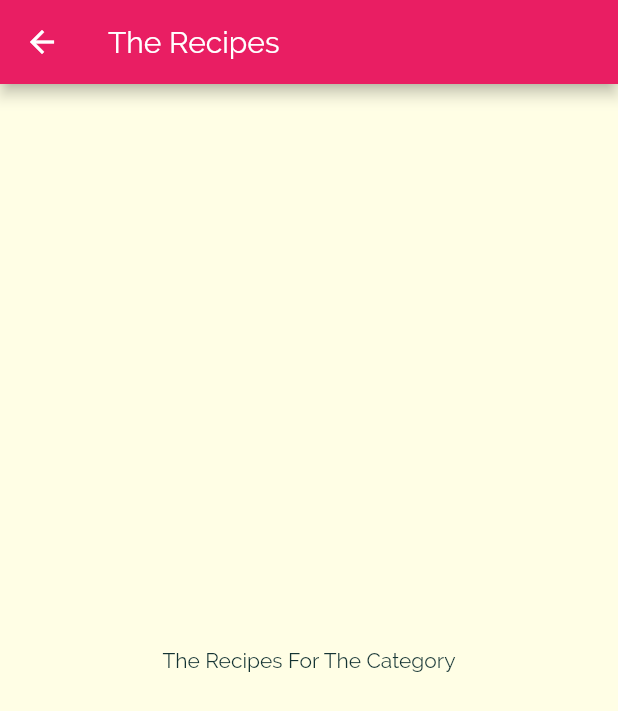
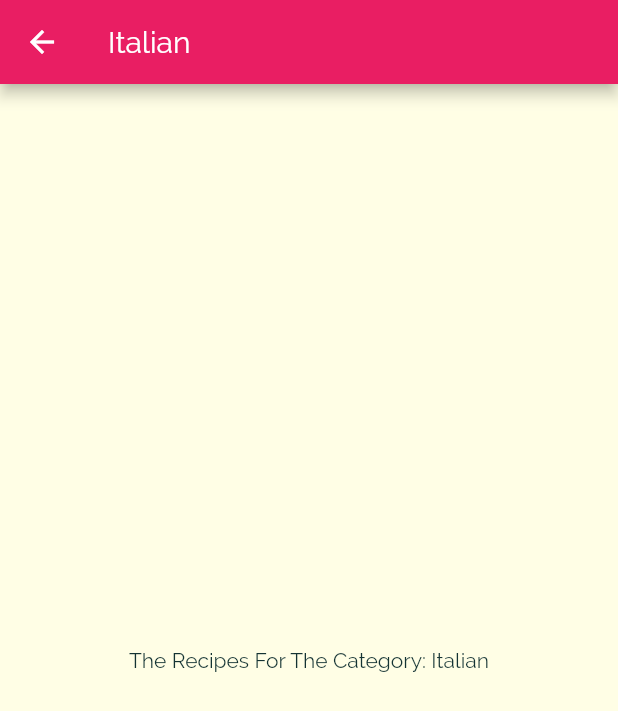
Before and after one commit to PierluigiBarocci/meals_app, a Flutter app: the screen it shows after launch, after a tap on "Italian", on a phone screen of 412 x 824 dp. Shown: the top 711 px of the screen. Run offline on Flutter 3.47's test engine with Material 2 defaults, Android fonts, the phone set to English and light mode, and no system bars.

```diff
--- a/lib/category_item.dart
+++ b/lib/category_item.dart
@@ -2,11 +2,13 @@ import 'package:flutter/material.dart';
 import 'package:meals_app/screens/category_meals_screen.dart';
 
 class CategoryItem extends StatelessWidget {
+  final String id;
   final String title;
   final Color color;
 
   const CategoryItem({
     Key key,
+    this.id,
     this.title,
     this.color,
   }) : super(key: key);
@@ -15,7 +17,10 @@ class CategoryItem extends StatelessWidget {
     Navigator.of(ctx).push(
       MaterialPageRoute(
         builder: (_) {
-          return CategoryMealsScreen();
+          return CategoryMealsScreen(
+            categoryId: id,
+            categoryTitle: title,
+          );
         },
       ),
     );
--- a/lib/screens/categories_screen.dart
+++ b/lib/screens/categories_screen.dart
@@ -17,6 +17,7 @@ class CategoriesScreen extends StatelessWidget {
         padding: const EdgeInsets.all(25),
         children: DUMMY_CATEGORIES
             .map((catData) => CategoryItem(
+                  id: catData.id,
                   title: catData.title,
                   color: catData.color,
                 ))
--- a/lib/screens/category_meals_screen.dart
+++ b/lib/screens/category_meals_screen.dart
@@ -1,19 +1,24 @@
 import 'package:flutter/material.dart';
 
 class CategoryMealsScreen extends StatelessWidget {
+  final String categoryId;
+  final String categoryTitle;
+
   const CategoryMealsScreen({
     Key key,
+    this.categoryId,
+    this.categoryTitle,
   }) : super(key: key);
 
   @override
   Widget build(BuildContext context) {
     return Scaffold(
       appBar: AppBar(
-        title: Text('The Recipes'),
+        title: Text(categoryTitle),
       ),
       body: Center(
         child: Text(
-          'The Recipes For The Category',
+          'The Recipes For The Category: $categoryTitle',
         ),
       ),
     );
```
